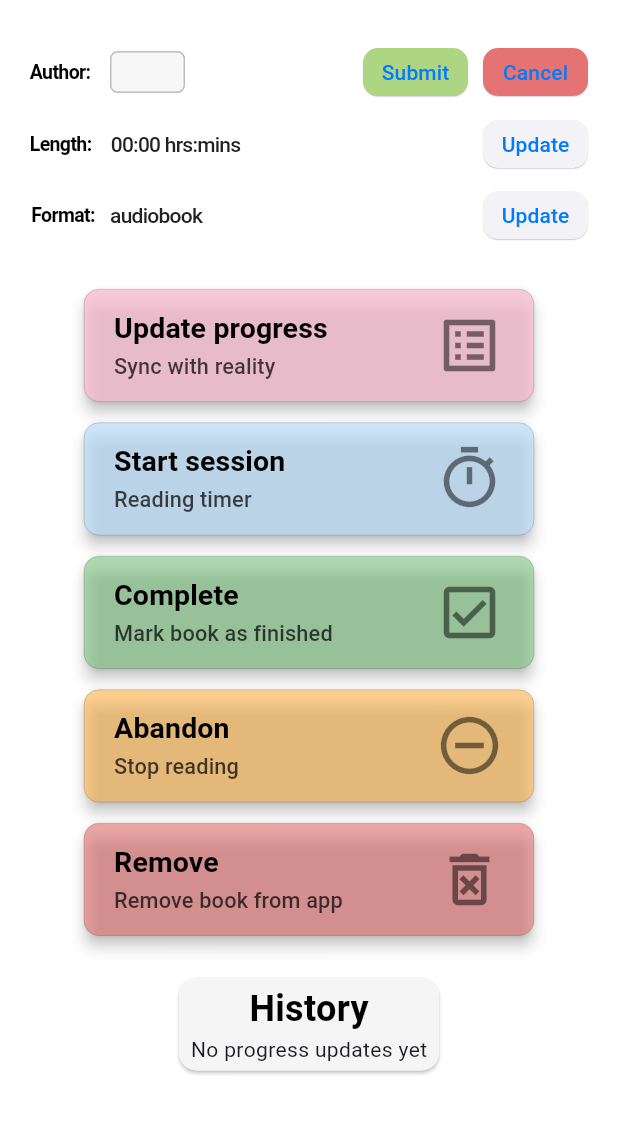
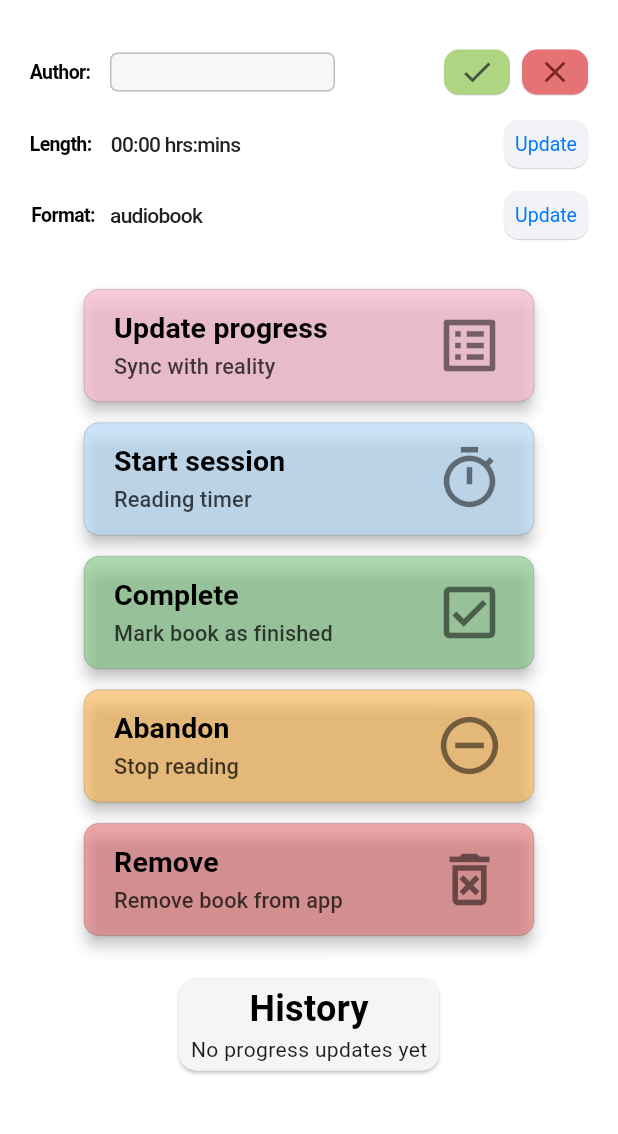
Before and after one commit to ethanp/book_track, a Flutter app: the LibraryBookPage screen opened directly with empty values, after a tap on "Update", on a phone screen of 412 x 824 dp, the part 48-1182 px from its top. Run offline on Flutter 3.47's test engine with Material 3 defaults, Android fonts, the phone set to English and light mode, and no system bars; our stand-ins replace email_validator, fl_chart, flutter_dotenv, flutter_riverpod, riverpod_annotation, supabase_flutter; missing offline and left inert: segment_display; accounts and stored records are empty; generated files the repository leaves out were written again; network calls fail.

Commit message:
feature: UpdateProgressDialog handles audiobook time update via two fields, like total book length.

```diff
--- a/lib/data_model.dart
+++ b/lib/data_model.dart
@@ -32,13 +32,10 @@ class LibraryBook {
 
   DateTime get startTime => progressHistory.first.end;
 
-  String get _suffix => bookFormat == BookFormat.audiobook ? 'hrs:mins' : 'pgs';
+  String get _suffix => isAudiobook ? 'hrs:mins' : 'pgs';
 
   String bookProgressString(ProgressEvent ev) =>
       _formatBookLengthString(ev.progress);
-
-  String bookProgressStringWSuffix(ProgressEvent ev) =>
-      '${_formatBookLengthString(ev.progress, ev.format)} $_suffix';
 
   String get bookLengthStringWSuffix =>
       '${bookLengthString ?? 'unknown'} $_suffix';
@@ -58,10 +55,10 @@ class LibraryBook {
       length = ((length / 100.0) * bookLength!).toInt();
     }
 
-    return bookFormat == BookFormat.audiobook
-        ? length.minsToHhMm
-        : length.toString();
+    return isAudiobook ? length.minsToHhMm : length.toString();
   }
+
+  bool get isAudiobook => bookFormat == BookFormat.audiobook;
 
   ReadingStatus get readingStatus =>
       statusHistory.lastOrNull?.status ?? ReadingStatus.reading;
@@ -81,7 +78,7 @@ class LibraryBook {
   }
 
   int? parseLengthText(String text) {
-    if (bookFormat == BookFormat.audiobook) {
+    if (isAudiobook) {
       final int? hoursMins = _tryParseAudiobookLength(text);
       if (hoursMins != null) return hoursMins;
     }
@@ -149,6 +146,13 @@ class ProgressEvent extends ReadingEvent {
   @override
   String toString() =>
       '{progress: $progress, start: $start, end: $end, format: $format}';
+
+  String get stringWSuffix => switch (format) {
+        ProgressEventFormat.pageNum => '$progress pgs',
+        ProgressEventFormat.percent => '$progress %',
+        ProgressEventFormat.minutes =>
+          '${progress.hours}:${progress.minutes} hh:mm',
+      };
 }
 
 enum ProgressEventFormat {
--- a/lib/ui/common/design.dart
+++ b/lib/ui/common/design.dart
@@ -13,11 +13,17 @@ class TextStyles {
     fontWeight: FontWeight.w700,
     color: Colors.black,
   );
+
   TextStyle get h2 => h1.copyWith(fontSize: 20);
+
   TextStyle get h3 => h2.copyWith(fontSize: 19, fontWeight: FontWeight.w600);
+
   TextStyle get h4 => h3.copyWith(fontSize: 18, fontWeight: FontWeight.w500);
+
   TextStyle get h5 => h4.copyWith(fontSize: 16);
+
   TextStyle get title => h2.copyWith(fontSize: 13);
+
   TextStyle get value => TextStyle(
         fontSize: 14,
         color: Colors.grey[900],
@@ -26,9 +32,11 @@ class TextStyles {
       );
 
   final bottomAxisLabel = TextStyle(fontSize: 20, fontWeight: FontWeight.w600);
+
   TextStyle get sideAxisLabel => bottomAxisLabel.copyWith(fontSize: 16);
 
   TextStyle get h2Skinny => h2.copyWith(fontWeight: FontWeight.w300);
+
   TextStyle get h2Fat => h2.copyWith(fontWeight: FontWeight.w600);
 }
 
@@ -38,7 +46,8 @@ class Buttons {
       shape: FlutterHelpers.roundedRect(radius: 10),
       elevation: 0.3,
       visualDensity: VisualDensity.compact,
-      fixedSize: Size(70, /* ignored :( */ 10),
+      fixedSize: Size(30, /* ignored :( */ 10),
+      textStyle: TextStyle(fontSize: 13),
       padding: EdgeInsets.zero,
       backgroundColor: color,
     );
--- a/lib/ui/pages/library_book/book_properties_editor.dart
+++ b/lib/ui/pages/library_book/book_properties_editor.dart
@@ -58,31 +58,20 @@ class BookPropertiesEditor extends ConsumerWidget {
   }
 
   Widget length(WidgetRef ref) {
+    final int? bookLength = libraryBook.bookLength;
+    final List<TextFieldValueAndSuffix> bookLengthFieldValues =
+        libraryBook.isAudiobook
+            ? [
+                TextFieldValueAndSuffix(bookLength?.hours ?? '0', 'hrs'),
+                TextFieldValueAndSuffix(bookLength?.minutes ?? '0', 'mins'),
+              ]
+            : [TextFieldValueAndSuffix(bookLength?.toString() ?? '200', 'pgs')];
+
     return EditableBookProperty(
       title: 'Length',
       value: libraryBook.bookLengthStringWSuffix,
-      // TODO(cleanup) Shirley, this logic doesn't belong here.
-      initialTextFieldValues: libraryBook.bookFormat == BookFormat.audiobook
-          ? () {
-              String hrs = '0';
-              String mins = '0';
-              if (libraryBook.bookLength != null) {
-                hrs = libraryBook.bookLength!.hours;
-                mins = libraryBook.bookLength!.minutes;
-              }
-              log('hrs=$hrs mins=$mins');
-              return [
-                TextFieldValueAndSuffix(hrs, 'hrs'),
-                TextFieldValueAndSuffix(mins, 'mins'),
-              ];
-            }()
-          : [
-              TextFieldValueAndSuffix(
-                libraryBook.bookLengthString ?? '200',
-                'pgs',
-              )
-            ],
-      onPressed: (List<String> texts) => updateLength(texts, ref),
+      initialTextFieldValues: bookLengthFieldValues,
+      onPressed: (List<String> fields) => updateLength(fields, ref),
     );
   }
 
--- a/lib/ui/pages/library_book/editable_book_property.dart
+++ b/lib/ui/pages/library_book/editable_book_property.dart
@@ -1,4 +1,5 @@
 import 'package:book_track/extensions.dart';
+import 'package:book_track/helpers.dart';
 import 'package:book_track/ui/common/design.dart';
 import 'package:flutter/cupertino.dart';
 import 'package:flutter/material.dart';
@@ -15,8 +16,8 @@ class EditableBookProperty extends ConsumerStatefulWidget {
   const EditableBookProperty({
     required this.title,
     required this.value,
+    required this.initialTextFieldValues,
     required this.onPressed,
-    required this.initialTextFieldValues,
   });
 
   final String title;
@@ -50,6 +51,7 @@ class _EditableBookPropertyState extends ConsumerState<EditableBookProperty> {
         mainAxisAlignment: MainAxisAlignment.spaceBetween,
         children: [
           titleAndValueLeft(),
+          SizedBox(height: 40, width: 1),
           trailingButtonsRight(),
         ],
       ),
@@ -73,8 +75,8 @@ class _EditableBookPropertyState extends ConsumerState<EditableBookProperty> {
         (field) => Row(
           children: [
             SizedBox(
-              width: 70 - textFields.length * 20,
-              height: 28,
+              width: textFields.length == 2 ? 26 : 150,
+              height: 26,
               child: CupertinoTextField(
                 decoration: BoxDecoration(
                   color: Colors.grey[100]!.withValues(alpha: .8),
@@ -90,7 +92,7 @@ class _EditableBookPropertyState extends ConsumerState<EditableBookProperty> {
             ),
             if (field.value != null)
               Padding(
-                padding: const EdgeInsets.only(left: 4, right: 6),
+                padding: const EdgeInsets.only(left: 3, right: 4),
                 child: Text(
                   field.value!,
                   style: TextStyles().value,
@@ -109,10 +111,24 @@ class _EditableBookPropertyState extends ConsumerState<EditableBookProperty> {
   }
 
   Widget trailingButtonsRight() {
-    return Row(children: [
-      updateButton(),
-      if (_editing) cancelEditingButton(),
-    ]);
+    return _editing
+        ? Row(children: [
+            submitButton(),
+            SizedBox(width: 8),
+            cancelEditingButton(),
+          ])
+        : updateButton();
+  }
+
+  Widget submitButton() {
+    return buttonStyle(
+      color: Colors.lightGreen.shade300,
+      onPressed: onSubmit,
+      child: Icon(
+        Icons.check,
+        color: Color.lerp(Colors.black87, Colors.green[100], .3),
+      ),
+    );
   }
 
   void setEditing(bool v) => setState(() => _editing = v);
@@ -120,22 +136,38 @@ class _EditableBookPropertyState extends ConsumerState<EditableBookProperty> {
   Widget updateButton() {
     return ElevatedButton(
       style: Buttons.updateButtonStyle(
-          color: _editing
-              ? Colors.lightGreen.shade300
-              : CupertinoColors.systemGrey6),
-      onPressed: () => _editing ? onSubmit() : setEditing(true),
-      child: Text(_editing ? 'Submit' : 'Update'),
+        color: CupertinoColors.systemGrey6,
+      ),
+      onPressed: () => setEditing(true),
+      child: Text('Update'),
     );
   }
 
   Widget cancelEditingButton() {
-    return Padding(
-      padding: const EdgeInsets.only(left: 10),
-      child: ElevatedButton(
-        style: Buttons.updateButtonStyle(color: Colors.red[300]!),
-        onPressed: () => setEditing(false),
-        child: Text('Cancel'),
+    return buttonStyle(
+      color: Colors.red[300]!,
+      onPressed: () => setEditing(false),
+      child: Icon(
+        Icons.clear,
+        color: Color.lerp(Colors.red[900], Colors.black54, .5),
       ),
     );
   }
+
+  Widget buttonStyle({
+    required void Function() onPressed,
+    required Widget child,
+    required Color color,
+  }) =>
+      MaterialButton(
+        onPressed: onPressed,
+        color: color,
+        elevation: 0.3,
+        shape: FlutterHelpers.roundedRect(radius: 10),
+        materialTapTargetSize: MaterialTapTargetSize.shrinkWrap,
+        minWidth: 44,
+        height: 30,
+        padding: EdgeInsets.zero,
+        child: child,
+      );
 }
--- a/lib/ui/pages/session_timer/session_timer_page.dart
+++ b/lib/ui/pages/session_timer/session_timer_page.dart
@@ -202,7 +202,7 @@ class _SessionTimerState extends ConsumerState<SessionTimerPage> {
                         Text(TimeHelpers.monthDayYear(ev.end)),
                         Text(TimeHelpers.hourMinuteAmPm(ev.end)),
                         Text('$percentage%'),
-                        Text(widget.book.bookProgressStringWSuffix(ev)),
+                        Text(ev.stringWSuffix),
                       ]);
                     }),
                   ),
```
Also changed, not shown: lib/ui/pages/library_book/event_timeline.dart (+5 -4 lines), lib/ui/pages/update_progress_dialog/update_progress_dialog_page.dart (+92 -27 lines).
